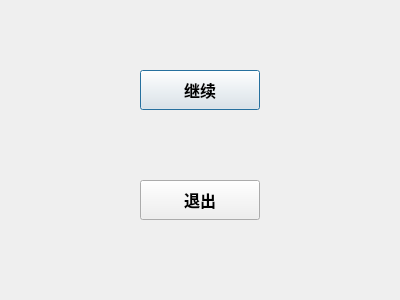
WCIofQMandRA/Protect-the-Planet, file dialog_pause.ui: the form before one commit.
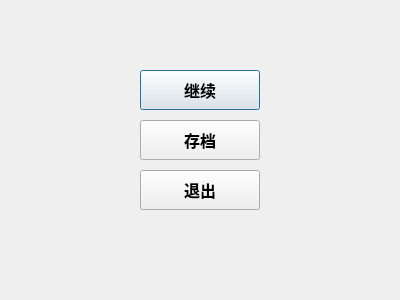
The form after the commit.

What changed in the file:
```diff
--- a/dialog_pause.ui
+++ b/dialog_pause.ui
@@ -37,7 +37,7 @@
    <property name="geometry">
     <rect>
      <x>140</x>
-     <y>180</y>
+     <y>170</y>
      <width>120</width>
      <height>40</height>
     </rect>
@@ -53,6 +53,39 @@
     <string>退出</string>
    </property>
   </widget>
+  <widget class="QPushButton" name="button_save">
+   <property name="geometry">
+    <rect>
+     <x>140</x>
+     <y>120</y>
+     <width>120</width>
+     <height>40</height>
+    </rect>
+   </property>
+   <property name="font">
+    <font>
+     <pointsize>12</pointsize>
+     <weight>75</weight>
+     <bold>true</bold>
+    </font>
+   </property>
+   <property name="text">
+    <string>存档</string>
+   </property>
+  </widget>
+  <widget class="QLabel" name="success_save">
+   <property name="geometry">
+    <rect>
+     <x>280</x>
+     <y>130</y>
+     <width>72</width>
+     <height>15</height>
+    </rect>
+   </property>
+   <property name="text">
+    <string/>
+   </property>
+  </widget>
  </widget>
  <resources/>
  <connections/>
```
